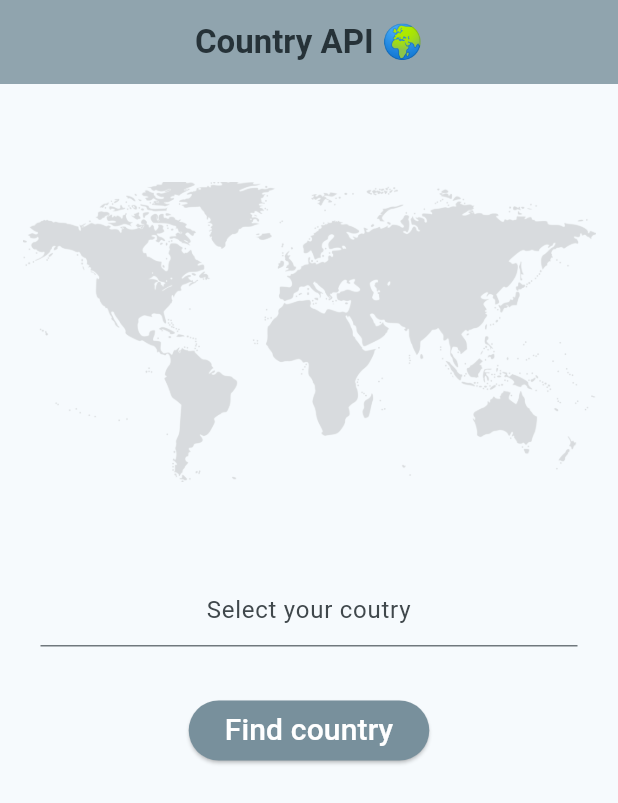
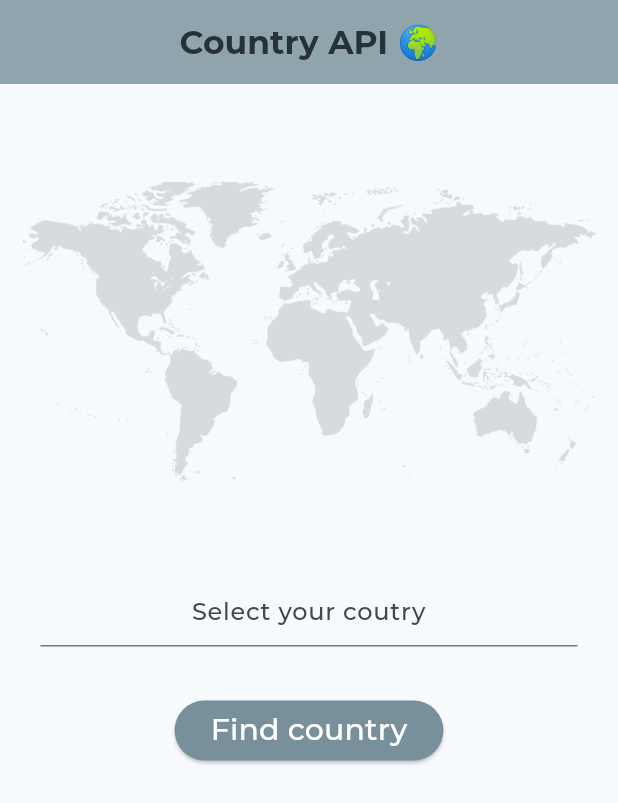
Before and after one commit to anastasiiaal/api_app_flutter, a Flutter app: the screen it shows after launch, on a phone screen of 412 x 824 dp. Shown: the top 803 px of the screen. Run offline on Flutter 3.47's test engine with Material 3 defaults, Android fonts, the phone set to English and light mode, and no system bars.

Commit message:
change app font

```diff
--- a/lib/main.dart
+++ b/lib/main.dart
@@ -1,5 +1,6 @@
 import 'package:api_app_flutter/ui/home_page.dart';
 import 'package:flutter/material.dart';
+// import 'package:google_fonts/google_fonts.dart';
 
 void main() {
   runApp(const MyApp());
@@ -16,6 +17,10 @@ class MyApp extends StatelessWidget {
       theme: ThemeData(
         colorScheme: ColorScheme.fromSeed(seedColor: Colors.blueGrey),
         useMaterial3: true,
+        // textTheme: GoogleFonts.montserratTextTheme(
+        //   Theme.of(context).textTheme,
+        // ),
+        fontFamily: 'Montserrat'
       ),
       home: const HomePage(),
     );
```
Also changed, not shown: pubspec.yaml (+8 -0 lines), assets/fonts/Montserrat-Bold.ttf (added), assets/fonts/Montserrat-Medium.ttf (added), pubspec.lock.
